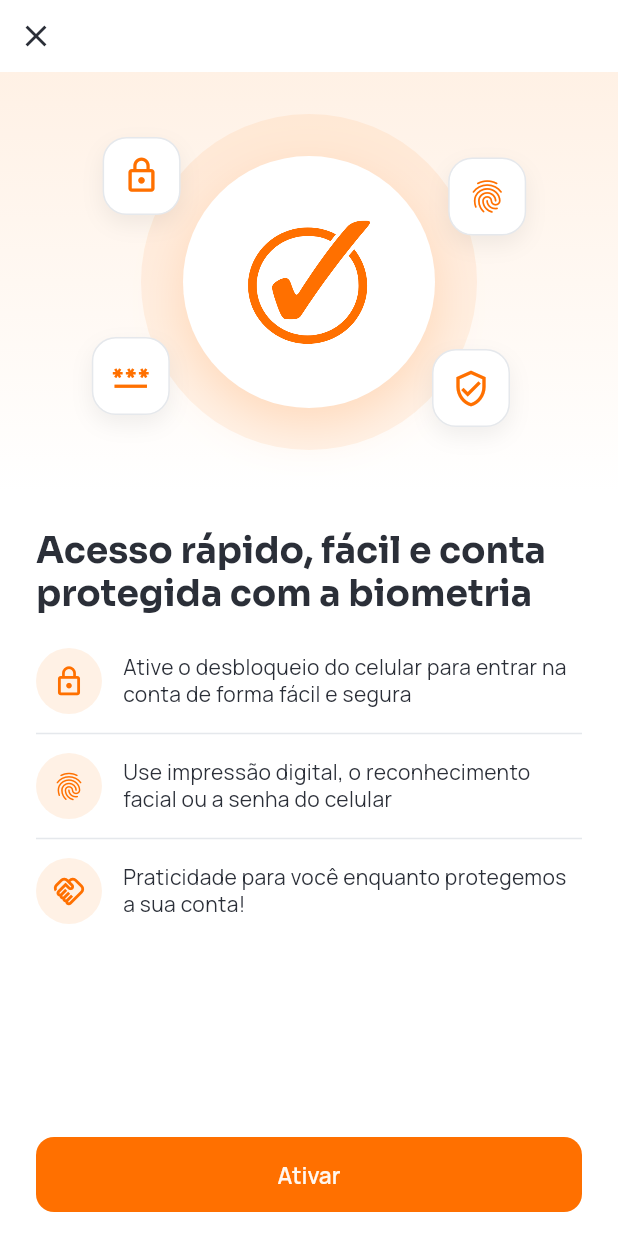
After one commit to Moonlocker/controlasimples_app, a Flutter app: the BiometricSetupScreen screen opened by its route, on a phone screen of 412 x 824 dp. The commit adds this screen. Run offline on Flutter 3.47's test engine with Material 3 defaults, Android fonts, the phone set to English and light mode, and no system bars; our stand-ins replace fl_chart, flutter_local_notifications, flutter_riverpod, go_router, google_fonts, image_picker and 6 more; missing offline and left inert: local_auth_android, local_auth_darwin; accounts and stored records are empty.

Commit message:
Adiciona acesso por biometria ou senha do celular
- Tela de ativacao no estilo da marca (ilustracao, destaques e botao Ativar)

- Bloqueio na abertura do app quando o acesso por biometria esta ativo, com desbloqueio por digital/rosto/senha do celular

- Secao 'Acesso ao app' em Configuracoes para ativar/desativar por usuario

- Android: FlutterFragmentActivity, permissao USE_BIOMETRIC e tema AppCompat; iOS: NSFaceIDUsageDescription

Bump para 1.0.0+13

```diff
--- a/lib/core/router/app_router.dart
+++ b/lib/core/router/app_router.dart
@@ -5,6 +5,7 @@ import 'package:flutter_riverpod/flutter_riverpod.dart';
 import 'package:go_router/go_router.dart';
 import 'package:supabase_flutter/supabase_flutter.dart';
 
+import '../../features/auth/biometric_setup_screen.dart';
 import '../../features/auth/login_screen.dart';
 import '../../features/admin/admin_asaas_screen.dart';
 import '../../features/admin/admin_home_screen.dart';
@@ -173,6 +174,10 @@ final routerProvider = Provider<GoRouter>((ref) {
         builder: (context, state) =>
             ServiceDetailScreen(serviceId: state.pathParameters['id']!),
       ),
+      GoRoute(
+        path: '/biometric-setup',
+        builder: (context, state) => const BiometricSetupScreen(),
+      ),
     ],
   );
 });
--- /dev/null
+++ b/lib/features/auth/biometric_setup_screen.dart
@@ -0,0 +1,254 @@
+import 'package:flutter/material.dart';
+import 'package:flutter_riverpod/flutter_riverpod.dart';
+import 'package:go_router/go_router.dart';
+
+import '../../core/theme/app_colors.dart';
+import '../../services/biometric_auth.dart';
+import '../../widgets/brand_logo.dart';
+import 'biometric_providers.dart';
+
+/// Tela de ativação do acesso rápido por biometria/senha do aparelho.
+///
+/// Referência visual: ilustração no topo, título, três destaques e o botão
+/// "Ativar", seguindo a identidade do Controla Simples.
+class BiometricSetupScreen extends ConsumerStatefulWidget {
+  const BiometricSetupScreen({super.key});
+
+  @override
+  ConsumerState<BiometricSetupScreen> createState() =>
+      _BiometricSetupScreenState();
+}
+
+class _BiometricSetupScreenState extends ConsumerState<BiometricSetupScreen> {
+  bool _busy = false;
+
+  Future<void> _activate() async {
+    if (_busy) return;
+    setState(() => _busy = true);
+    final result = await BiometricAuth.instance.authenticate(
+      reason: 'Ative o acesso rápido à sua conta',
+    );
+    if (!mounted) return;
+    if (result.success) {
+      await ref.read(biometricEnabledProvider.notifier).setEnabled(true);
+      if (!mounted) return;
+      context.pop(true);
+      return;
+    }
+    setState(() => _busy = false);
+    final message = result.message;
+    if (message != null) {
+      ScaffoldMessenger.of(context)
+          .showSnackBar(SnackBar(content: Text(message)));
+    }
+  }
+
+  @override
+  Widget build(BuildContext context) {
+    final textTheme = Theme.of(context).textTheme;
+    return Scaffold(
+      backgroundColor: AppColors.surface,
+      body: SafeArea(
+        child: Column(
+          children: [
+            Align(
+              alignment: Alignment.centerLeft,
+              child: IconButton(
+                icon: const Icon(Icons.close),
+                tooltip: 'Fechar',
+                onPressed: () => context.pop(),
+              ),
+            ),
+            Expanded(
+              child: ListView(
+                padding: EdgeInsets.zero,
+                children: [
+                  const _BiometricIllustration(),
+                  Padding(
+                    padding: const EdgeInsets.fromLTRB(24, 24, 24, 8),
+                    child: Column(
+                      crossAxisAlignment: CrossAxisAlignment.start,
+                      children: [
+                        Text(
+                          'Acesso rápido, fácil e conta protegida com a biometria',
+                          style: textTheme.headlineSmall?.copyWith(
+                            fontWeight: FontWeight.w700,
+                            height: 1.2,
+                          ),
+                        ),
+                        const SizedBox(height: 22),
+                        const _FeatureRow(
+                          icon: Icons.lock_outline,
+                          text: 'Ative o desbloqueio do celular para entrar na conta de forma fácil e segura',
+                        ),
+                        const _FeatureDivider(),
+                        const _FeatureRow(
+                          icon: Icons.fingerprint,
+                          text: 'Use impressão digital, o reconhecimento facial ou a senha do celular',
+                        ),
+                        const _FeatureDivider(),
+                        const _FeatureRow(
+                          icon: Icons.handshake_outlined,
+                          text: 'Praticidade para você enquanto protegemos a sua conta!',
+                        ),
+                      ],
+                    ),
+                  ),
+                ],
+              ),
+            ),
+            Padding(
+              padding: const EdgeInsets.fromLTRB(24, 8, 24, 16),
+              child: FilledButton(
+                onPressed: _busy ? null : _activate,
+                child: _busy
+                    ? const SizedBox(
+                        height: 20,
+                        width: 20,
+                        child: CircularProgressIndicator(strokeWidth: 2),
+                      )
+                    : const Text('Ativar'),
+              ),
+            ),
+          ],
+        ),
+      ),
+    );
+  }
+}
+
+class _FeatureRow extends StatelessWidget {
+  const _FeatureRow({required this.icon, required this.text});
+
+  final IconData icon;
+  final String text;
+
+  @override
+  Widget build(BuildContext context) {
+    return Row(
+      crossAxisAlignment: CrossAxisAlignment.center,
+      children: [
+        Container(
+          width: 44,
+          height: 44,
+          decoration: const BoxDecoration(
+            color: AppColors.primarySoft,
+            shape: BoxShape.circle,
+          ),
+          child: Icon(icon, color: AppColors.primary, size: 22),
+        ),
+        const SizedBox(width: 14),
+        Expanded(
+          child: Text(
+            text,
+            style: Theme.of(context).textTheme.bodyMedium
+                ?.copyWith(color: AppColors.foreground, height: 1.3),
+          ),
+        ),
+      ],
+    );
+  }
+}
+
+class _FeatureDivider extends StatelessWidget {
+  const _FeatureDivider();
+
+  @override
+  Widget build(BuildContext context) {
+    return const Divider(height: 26, color: AppColors.border);
+  }
+}
+
+/// Ilustração de marca com o símbolo do Controla Simples cercado por atalhos
+/// de segurança (cadeado, digital, verificação e senha).
+class _BiometricIllustration extends StatelessWidget {
+  const _BiometricIllustration();
+
+  @override
+  Widget build(BuildContext context) {
+    return Container(
+      height: 280,
+      width: double.infinity,
+      decoration: const BoxDecoration(
+        gradient: LinearGradient(
+          begin: Alignment.topCenter,
+          end: Alignment.bottomCenter,
+          colors: [AppColors.primarySoft, AppColors.surface],
+        ),
+      ),
+      child: Stack(
+        alignment: Alignment.center,
+        children: [
+          Container(
+            width: 224,
+            height: 224,
+            decoration: BoxDecoration(
+              shape: BoxShape.circle,
+              color: AppColors.primary.withValues(alpha: 0.08),
+            ),
+          ),
+          Container(
+            width: 168,
+            height: 168,
+            alignment: Alignment.center,
+            decoration: BoxDecoration(
+              shape: BoxShape.circle,
+              color: AppColors.surface,
+              boxShadow: [
+                BoxShadow(
+                  color: AppColors.primary.withValues(alpha: 0.18),
+                  blurRadius: 28,
+                  offset: const Offset(0, 12),
+                ),
+              ],
+            ),
+            child: const BrandMark(size: 92),
+          ),
+          const Align(
+            alignment: Alignment(-0.62, -0.62),
+            child: _IllustrationChip(icon: Icons.lock_outline),
+          ),
+          const Align(
+            alignment: Alignment(0.66, -0.5),
+            child: _IllustrationChip(icon: Icons.fingerprint),
+          ),
+          const Align(
+            alignment: Alignment(0.6, 0.62),
+            child: _IllustrationChip(icon: Icons.verified_user_outlined),
+          ),
+          const Align(
+            alignment: Alignment(-0.66, 0.55),
+            child: _IllustrationChip(icon: Icons.password_outlined),
+          ),
+        ],
+      ),
+    );
+  }
+}
+
+class _IllustrationChip extends StatelessWidget {
+  const _IllustrationChip({required this.icon});
+
+  final IconData icon;
+
+  @override
+  Widget build(BuildContext context) {
+    return Container(
+      width: 52,
+      height: 52,
+      decoration: BoxDecoration(
+        color: AppColors.surface,
+        borderRadius: BorderRadius.circular(16),
+        border: Border.all(color: AppColors.border),
+        boxShadow: [
+          BoxShadow(
+            color: Colors.black.withValues(alpha: 0.06),
+            blurRadius: 12,
+            offset: const Offset(0, 6),
+          ),
+        ],
+      ),
+      child: Icon(icon, color: AppColors.primary, size: 26),
+    );
+  }
+}
--- a/pubspec.yaml
+++ b/pubspec.yaml
@@ -16,7 +16,7 @@ publish_to: 'none' # Remove this line if you wish to publish to pub.dev
 # https://developer.apple.com/library/archive/documentation/General/Reference/InfoPlistKeyReference/Articles/CoreFoundationKeys.html
 # In Windows, build-name is used as the major, minor, and patch parts
 # of the product and file versions while build-number is used as the build suffix.
-version: 1.0.0+12
+version: 1.0.0+13
 
 environment:
   sdk: ^3.13.3
@@ -50,6 +50,9 @@ dependencies:
   shared_preferences: ^2.5.5
   image_picker: ^1.2.3
   flutter_local_notifications: ^22.3.1
+  local_auth: ^3.0.2
+  local_auth_android: ^2.2.0
+  local_auth_darwin: ^2.0.4
 
 dev_dependencies:
   flutter_test:
```
Also changed, not shown: lib/app.dart (+54 -0 lines), lib/features/auth/biometric_lock_screen.dart (added, +112 -0 lines), lib/features/auth/biometric_providers.dart (added, +51 -0 lines), lib/features/settings/settings_screen.dart (+45 -0 lines), lib/services/biometric_auth.dart (added, +105 -0 lines), pubspec.lock, 6 other files.
